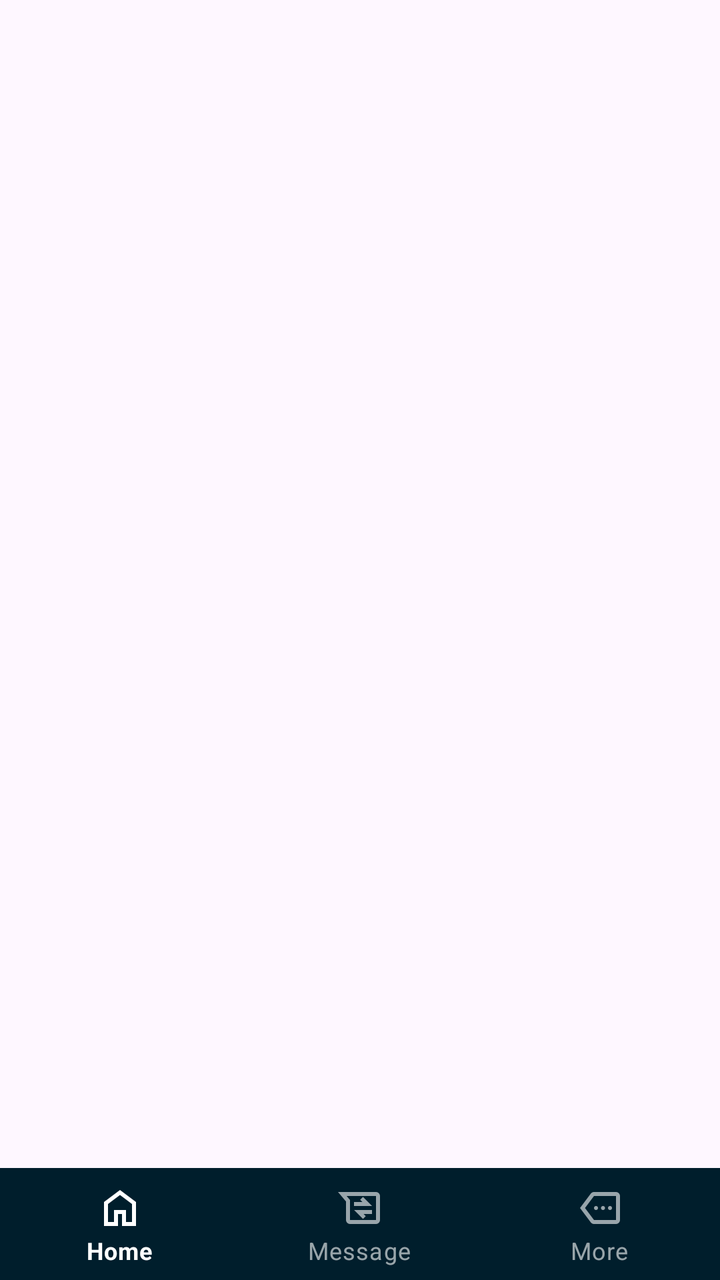
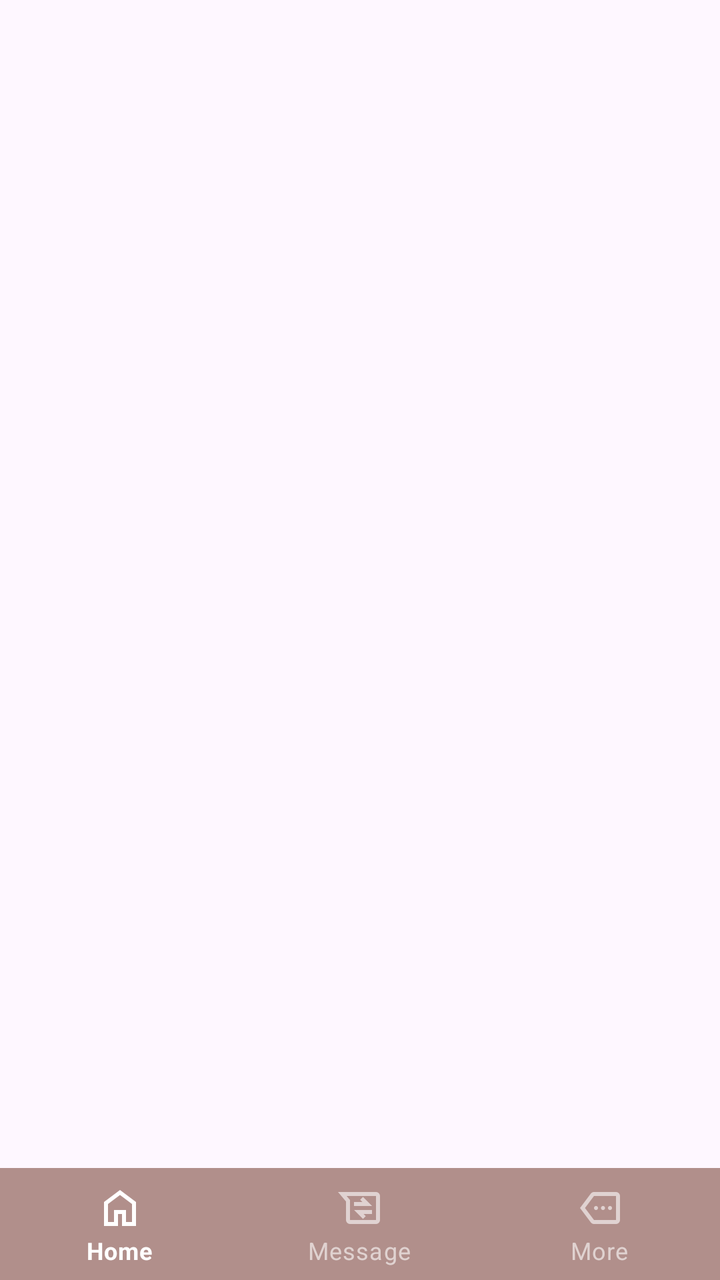

Two renders of the same Android screen: before a commit and after it. Below are the layout's source before the change and the commit's diff.
<!-- AndroidManifest.xml: application theme Theme.Armida_TIA -->
<!-- res/layout/activity_base.xml -->
<?xml version="1.0" encoding="utf-8"?>
<androidx.constraintlayout.widget.ConstraintLayout xmlns:android="http://schemas.android.com/apk/res/android"
    xmlns:app="http://schemas.android.com/apk/res-auto"
    xmlns:tools="http://schemas.android.com/tools"
    android:id="@+id/main"
    android:layout_width="match_parent"
    android:layout_height="match_parent"
    tools:context=".BaseActivity">

    <FrameLayout
        android:id="@+id/fragment_container"
        android:layout_width="match_parent"
        android:layout_height="0dp"
        app:layout_constraintBottom_toTopOf="@+id/bottom_nav_view"
        app:layout_constraintEnd_toEndOf="parent"
        app:layout_constraintStart_toStartOf="parent"
        app:layout_constraintTop_toTopOf="parent" />

    <com.google.android.material.bottomnavigation.BottomNavigationView
        android:id="@+id/bottom_nav_view"
        style="@style/Widget.MaterialComponents.BottomNavigationView.Colored"
        android:layout_width="match_parent"
        android:layout_height="wrap_content"
        app:backgroundTint="@color/material_dynamic_primary10"
        app:itemRippleColor="@color/white"
        app:layout_constraintBottom_toBottomOf="parent"
        app:menu="@menu/button_nav_menu" />

</androidx.constraintlayout.widget.ConstraintLayout>
<!-- resources referenced by this layout -->
<resources>
  <color name="white">#FFFFFFFF</color>
  <style name="Theme.Armida_TIA" parent="Base.Theme.Armida_TIA" />
  <style name="Base.Theme.Armida_TIA" parent="Theme.Material3.DayNight.NoActionBar">
          
          
      </style>
</resources>

<!-- the commit's change to res/layout/activity_base.xml (unified diff, before → after) -->
@@ -21,7 +21,7 @@
         style="@style/Widget.MaterialComponents.BottomNavigationView.Colored"
         android:layout_width="match_parent"
         android:layout_height="wrap_content"
-        app:backgroundTint="@color/material_dynamic_primary10"
+        app:backgroundTint="@color/btn_login"
         app:itemRippleColor="@color/white"
         app:layout_constraintBottom_toBottomOf="parent"
         app:menu="@menu/button_nav_menu" />
<!-- resource entries referenced after the edit -->
@@ -1,5 +1,6 @@
 <!-- resources referenced by this layout -->
 <resources>
+  <color name="btn_login">#B18F8B</color>
   <color name="white">#FFFFFFFF</color>
   <style name="Theme.Armida_TIA" parent="Base.Theme.Armida_TIA" />
   <style name="Base.Theme.Armida_TIA" parent="Theme.Material3.DayNight.NoActionBar">
